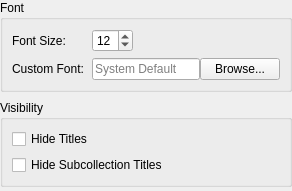
Old version of the form src/ui/dialogs/settings/appearancetitlespanel.ui in the repository EtherAura/Kartend.
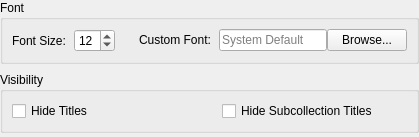
New version of the form.

```diff
--- a/src/ui/dialogs/settings/appearancetitlespanel.ui
+++ b/src/ui/dialogs/settings/appearancetitlespanel.ui
@@ -11,14 +11,44 @@
    <item>
     <widget class="QGroupBox" name="appearanceTitlesFontGroupBox">
      <property name="title"><string>Font</string></property>
-     <layout class="QFormLayout" name="appearanceTitlesFontFormLayout">
+     <!-- Two-column section: two equal-width column wrappers side by side. -->
+     <layout class="QHBoxLayout" name="appearanceTitlesFontRowLayout">
+      <property name="spacing"><number>24</number></property>
+      <item>
+       <widget class="QWidget" name="appearanceTitlesFontColLeft" native="true">
+        <property name="sizePolicy">
+         <sizepolicy hsizetype="Expanding" vsizetype="Preferred"><horstretch>0</horstretch><verstretch>0</verstretch></sizepolicy>
+        </property>
+        <layout class="QFormLayout" name="appearanceTitlesFontFormLeft">
+         <property name="formAlignment"><set>Qt::AlignmentFlag::AlignLeft|Qt::AlignmentFlag::AlignTop</set></property>
       <property name="horizontalSpacing"><number>8</number></property>
       <property name="verticalSpacing"><number>6</number></property>
-      <property name="fieldGrowthPolicy"><enum>QFormLayout::FieldGrowthPolicy::ExpandingFieldsGrow</enum></property>
+         <property name="leftMargin"><number>0</number></property>
+         <property name="topMargin"><number>0</number></property>
+         <property name="rightMargin"><number>0</number></property>
+         <property name="bottomMargin"><number>0</number></property>
+         <property name="fieldGrowthPolicy"><enum>QFormLayout::FieldGrowthPolicy::FieldsStayAtSizeHint</enum></property>
       <item row="0" column="0"><widget class="QLabel" name="label_titles"><property name="text"><string>Font Size:</string></property></widget></item>
-      <item row="0" column="1"><widget class="QSpinBox" name="fontSizeSpinBox"><property name="minimumWidth"><number>110</number></property><property name="toolTip"><string>Font size for item titles</string></property><property name="minimum"><number>8</number></property><property name="maximum"><number>72</number></property><property name="value"><number>12</number></property></widget></item>
-      <item row="1" column="0"><widget class="QLabel" name="label_customFont"><property name="text"><string>Custom Font:</string></property></widget></item>
-      <item row="1" column="1">
+         <item row="0" column="1"><widget class="QSpinBox" name="fontSizeSpinBox"><property name="maximumWidth"><number>100</number></property><property name="toolTip"><string>Font size for item titles</string></property><property name="minimum"><number>8</number></property><property name="maximum"><number>72</number></property><property name="value"><number>12</number></property></widget></item>
+        </layout>
+       </widget>
+      </item>
+      <item>
+       <widget class="QWidget" name="appearanceTitlesFontColRight" native="true">
+        <property name="sizePolicy">
+         <sizepolicy hsizetype="Expanding" vsizetype="Preferred"><horstretch>0</horstretch><verstretch>0</verstretch></sizepolicy>
+        </property>
+        <layout class="QFormLayout" name="appearanceTitlesFontFormRight">
+         <property name="formAlignment"><set>Qt::AlignmentFlag::AlignLeft|Qt::AlignmentFlag::AlignTop</set></property>
+         <property name="horizontalSpacing"><number>8</number></property>
+         <property name="verticalSpacing"><number>6</number></property>
+         <property name="leftMargin"><number>0</number></property>
+         <property name="topMargin"><number>0</number></property>
+         <property name="rightMargin"><number>0</number></property>
+         <property name="bottomMargin"><number>0</number></property>
+         <property name="fieldGrowthPolicy"><enum>QFormLayout::FieldGrowthPolicy::FieldsStayAtSizeHint</enum></property>
+         <item row="0" column="0"><widget class="QLabel" name="label_customFont"><property name="text"><string>Custom Font:</string></property></widget></item>
+         <item row="0" column="1">
        <layout class="QHBoxLayout" name="customFontLayout">
         <item><widget class="QLineEdit" name="customFontEdit"><property name="toolTip"><string>Custom font family for item titles (leave empty for system default)</string></property><property name="placeholderText"><string>System Default</string></property></widget></item>
         <item><widget class="QPushButton" name="browseFontButton"><property name="text"><string>Browse...</string></property><property name="toolTip"><string>Select a font family</string></property></widget></item>
@@ -27,13 +57,47 @@
      </layout>
     </widget>
    </item>
+     </layout>
+    </widget>
+   </item>
    <item>
     <widget class="QGroupBox" name="appearanceTitlesVisibilityGroupBox">
      <property name="title"><string>Visibility</string></property>
-     <layout class="QVBoxLayout" name="appearanceTitlesVisibilityLayout">
+     <!-- Two-column section: one checkbox per column wrapper. -->
+     <layout class="QHBoxLayout" name="appearanceTitlesVisibilityRowLayout">
+      <property name="spacing"><number>24</number></property>
+      <item>
+       <widget class="QWidget" name="appearanceTitlesVisibilityColLeft" native="true">
+        <property name="sizePolicy">
+         <sizepolicy hsizetype="Expanding" vsizetype="Preferred"><horstretch>0</horstretch><verstretch>0</verstretch></sizepolicy>
+        </property>
+        <layout class="QVBoxLayout" name="appearanceTitlesVisibilityColLeftLayout">
       <property name="spacing"><number>6</number></property>
+         <property name="leftMargin"><number>0</number></property>
+         <property name="topMargin"><number>0</number></property>
+         <property name="rightMargin"><number>0</number></property>
+         <property name="bottomMargin"><number>0</number></property>
       <item><widget class="QCheckBox" name="hideTitlesCheckBox"><property name="toolTip"><string>Hide titles for this collection</string></property><property name="text"><string>Hide Titles</string></property></widget></item>
+         <item><spacer name="appearanceTitlesVisibilityColLeftSpacer"><property name="orientation"><enum>Qt::Orientation::Vertical</enum></property><property name="sizeHint" stdset="0"><size><width>0</width><height>0</height></size></property></spacer></item>
+        </layout>
+       </widget>
+      </item>
+      <item>
+       <widget class="QWidget" name="appearanceTitlesVisibilityColRight" native="true">
+        <property name="sizePolicy">
+         <sizepolicy hsizetype="Expanding" vsizetype="Preferred"><horstretch>0</horstretch><verstretch>0</verstretch></sizepolicy>
+        </property>
+        <layout class="QVBoxLayout" name="appearanceTitlesVisibilityColRightLayout">
+         <property name="spacing"><number>6</number></property>
+         <property name="leftMargin"><number>0</number></property>
+         <property name="topMargin"><number>0</number></property>
+         <property name="rightMargin"><number>0</number></property>
+         <property name="bottomMargin"><number>0</number></property>
       <item><widget class="QCheckBox" name="hideSubcollectionTitlesCheckBox"><property name="toolTip"><string>Hide titles for subcollections</string></property><property name="text"><string>Hide Subcollection Titles</string></property></widget></item>
+         <item><spacer name="appearanceTitlesVisibilityColRightSpacer"><property name="orientation"><enum>Qt::Orientation::Vertical</enum></property><property name="sizeHint" stdset="0"><size><width>0</width><height>0</height></size></property></spacer></item>
+        </layout>
+       </widget>
+      </item>
      </layout>
     </widget>
    </item>
```
Lines whose indentation alone changed are shown as unchanged.
